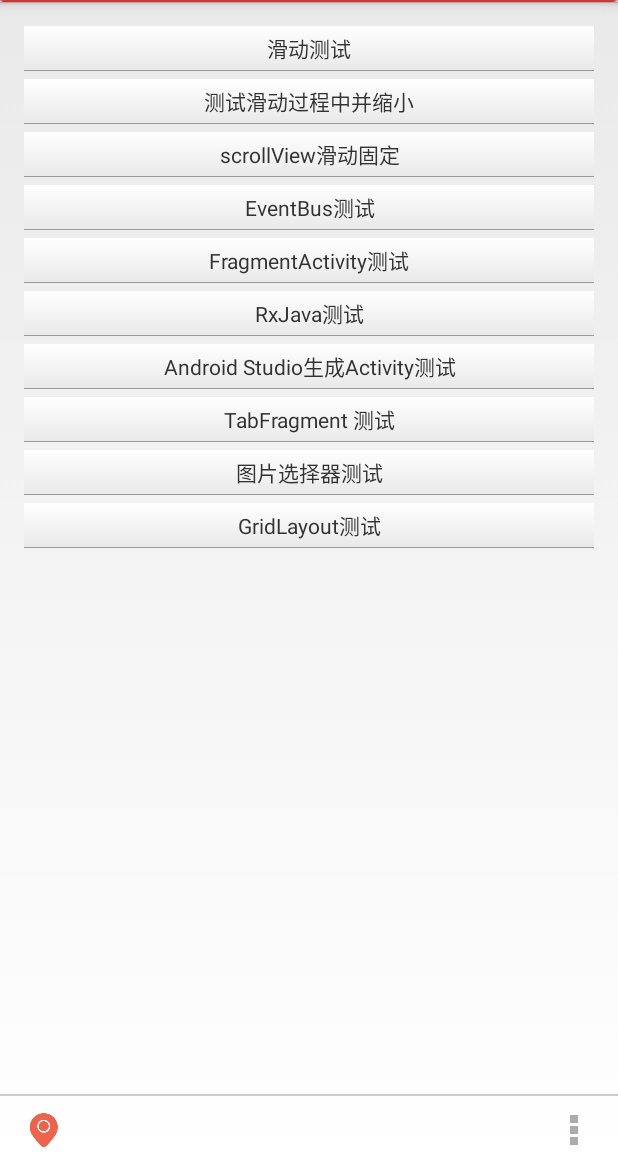
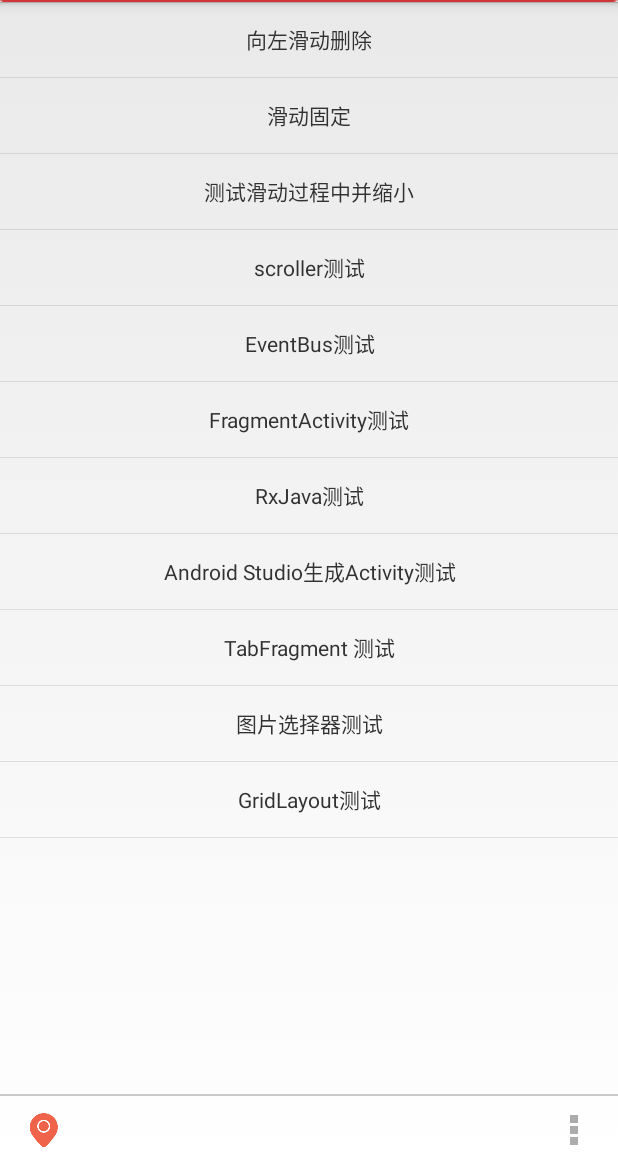
Before and after one commit to iztou/AndroidTemplate, an Android app: the screen it shows after launch (MainActivity), on a phone screen of 412 x 824 dp, the part 70-1236 px from its top. Run offline under Robolectric (Android 15) with nearby library versions, the phone set to English and light mode, and no system bars.

Commit message:
修改界面样式

```diff
--- a/app/src/main/AndroidManifest.xml
+++ b/app/src/main/AndroidManifest.xml
@@ -29,7 +29,7 @@
         android:label="@string/app_name"
         android:theme="@style/CustomActionBarTheme" >
         <activity
-            android:name=".MainActivity"
+            android:name=".entryui.MainActivity"
             android:label="@string/app_name"
             android:uiOptions="splitActionBarWhenNarrow">
             <intent-filter>
@@ -50,7 +50,7 @@
             android:name=".SwipeLayoutActivity"
             android:theme="@style/CustomActionBarOverlay"
             android:label="主界面"
-            android:parentActivityName=".MainActivity" >
+            android:parentActivityName=".entryui.MainActivity" >
         </activity>
         <activity android:name=".SwipeOtherActivity"/>
         <activity android:name=".MyScrollActicity" />
--- a/app/src/main/java/gml/template/androidtemplate/MainActivity.java
+++ /dev/null
@@ -1,148 +0,0 @@
-package gml.template.androidtemplate;
-
-import android.app.Activity;
-import android.content.Intent;
-import android.os.Bundle;
-import android.os.CountDownTimer;
-import android.view.Menu;
-import android.view.MenuInflater;
-import android.view.MenuItem;
-import android.view.View;
-import android.widget.Toast;
-
-public class MainActivity extends Activity {
-
-    @Override
-    protected void onCreate(Bundle savedInstanceState) {
-        super.onCreate(savedInstanceState);
-        setContentView(R.layout.activity_main);
-        //60000 倒计时60秒 间隔 1秒
-//        MyCountTimer myCountTimer = new MyCountTimer(10000,1000);
-//        myCountTimer.start();
-
-    }
-
-    @Override
-    public boolean onCreateOptionsMenu(Menu menu) {
-        MenuInflater menuInflater = getMenuInflater();
-        menuInflater.inflate(R.menu.menu_main,menu);
-        return true;
-    }
-
-    @Override
-    public boolean onOptionsItemSelected(MenuItem item) {
-        switch (item.getItemId()){
-            case R.id.action_settings:
-                Toast.makeText(this,"Setting_ICON",Toast.LENGTH_SHORT).show();
-                break;
-            case R.id.action_test1:
-                Toast.makeText(this,"Setting_TEST",Toast.LENGTH_SHORT).show();
-                break;
-        }
-        return super.onOptionsItemSelected(item);
-    }
-
-    private class MyCountTimer extends CountDownTimer {
-
-        /**
-         * @param millisInFuture    The number of millis in the future from the call
-         *                          to {@link #start()} until the countdown is done and {@link #onFinish()}
-         *                          is called.
-         * @param countDownInterval The interval along the way to receive
-         *                          {@link #onTick(long)} callbacks.
-         */
-        public MyCountTimer(long millisInFuture, long countDownInterval) {
-            super(millisInFuture, countDownInterval);
-        }
-
-        @Override
-        public void onTick(long millisUntilFinished) {
-            System.out.println(millisUntilFinished / 1000);
-        }
-
-        @Override
-        public void onFinish() {
-            System.out.println("倒计时结束...");
-        }
-    }
-
-    /**
-     * 滑动测试
-     * @param v
-     */
-    public void startswipe(View v){
-        startActivity(new Intent(this,SwipeLayoutActivity.class));
-    }
-
-    /**
-     * 测试滑动过程中的缩小等
-     * @param v
-     */
-    public void startswipeandother(View v){
-        startActivity(new Intent(this,SwipeOtherActivity.class));
-    }
-
-    /**
-     * 滑动测试
-     * @param v
-     */
-    public void scrolltest(View v){
-        startActivity(new Intent(this,MyScrollActicity.class));
-    }
-    /**
-     * 滑动测试
-     * @param v
-     */
-    public void scrollertest(View v){
-        startActivity(new Intent(this,ScrollerActicity.class));
-    }
-    /**
-     * Event测试
-     * @param v
-     */
-    public void eventbusclick(View v){
-        startActivity(new Intent(this,EventBus1.class));
-    }
-    /**
-     * Fragment 测试
-     * @param v
-     */
-    public void onFragmentTest(View v){
-        startActivity(new Intent(this,FragmentTestActicity.class));
-    }
-    /**
-     * RxJava测试
-     * @param v
-     */
-    public void onRxJavaTest(View v){
-        startActivity(new Intent(this,RxJavaActivity.class));
-    }
-    /**
-     * Android生成代码测试
-     * @param v
-     */
-    public void onFullscreenActivity(View v){
-        startActivity(new Intent(this,FullscreenActivity.class));
-    }
-    /**
-     * FragmentTab
-     * @param v
-     */
-    public void onTabFragment(View v){
-        startActivity(new Intent(this,FragmentTabActivity.class));
-    }
-    /**
-     * 图片选择器测试
-     * @param v
-     */
-    public void onPictureSelect(View v){
-        startActivity(new Intent(this,PictureSelectorActivity.class));
-    }
-    /**
-     * GridLayout测试
-     * @param v
-     */
-    public void onGridLayoutTest(View v){
-        startActivity(new Intent(this,TestGridLayoutActivity.class));
-    }
-}
--- /dev/null
+++ b/app/src/main/java/gml/template/androidtemplate/entryui/MainActivity.java
@@ -0,0 +1,125 @@
+package gml.template.androidtemplate.entryui;
+
+import android.app.Activity;
+import android.content.Intent;
+import android.os.Bundle;
+import android.os.CountDownTimer;
+import android.view.Menu;
+import android.view.MenuInflater;
+import android.view.MenuItem;
+import android.view.View;
+import android.widget.AdapterView;
+import android.widget.ListView;
+import android.widget.Toast;
+
+import java.util.ArrayList;
+
+import gml.template.androidtemplate.EventBus1;
+import gml.template.androidtemplate.FragmentTabActivity;
+import gml.template.androidtemplate.FragmentTestActicity;
+import gml.template.androidtemplate.FullscreenActivity;
+import gml.template.androidtemplate.MyScrollActicity;
+import gml.template.androidtemplate.PictureSelectorActivity;
+import gml.template.androidtemplate.R;
+import gml.template.androidtemplate.RxJavaActivity;
+import gml.template.androidtemplate.ScrollerActicity;
+import gml.template.androidtemplate.SwipeLayoutActivity;
+import gml.template.androidtemplate.SwipeOtherActivity;
+import gml.template.androidtemplate.TestGridLayoutActivity;
+
+public class MainActivity extends Activity implements AdapterView.OnItemClickListener{
+
+    private ListView entryList; //入口界面ListView
+
+    @Override
+    protected void onCreate(Bundle savedInstanceState) {
+        super.onCreate(savedInstanceState);
+        setContentView(R.layout.activity_main);
+        //60000 倒计时60秒 间隔 1秒
+//        MyCountTimer myCountTimer = new MyCountTimer(10000,1000);
+//        myCountTimer.start();
+        initView();
+        fillData();
+    }
+
+    /**
+     * 初始化界面
+     */
+    private void initView(){
+        entryList = (ListView)findViewById(R.id.entryList);
+        entryList.setOnItemClickListener(this);
+    }
+
+    /**
+     * 填充数据
+     */
+    private void fillData(){
+        ModelAdapter modelAdapter = new ModelAdapter(this);
+        ArrayList<ModelItems> itemsArrayList = new ArrayList<>();
+        itemsArrayList.add(ModelItems.createNewInstance("向左滑动删除", SwipeLayoutActivity.class));
+        itemsArrayList.add(ModelItems.createNewInstance("滑动固定", MyScrollActicity.class));
+        itemsArrayList.add(ModelItems.createNewInstance("测试滑动过程中并缩小", SwipeOtherActivity.class));
+        itemsArrayList.add(ModelItems.createNewInstance("scroller测试", ScrollerActicity.class));
+        itemsArrayList.add(ModelItems.createNewInstance("EventBus测试", EventBus1.class));
+        itemsArrayList.add(ModelItems.createNewInstance("FragmentActivity测试", FragmentTestActicity.class));
+        itemsArrayList.add(ModelItems.createNewInstance("RxJava测试", RxJavaActivity.class));
+        itemsArrayList.add(ModelItems.createNewInstance("Android Studio生成Activity测试", FullscreenActivity.class));
+        itemsArrayList.add(ModelItems.createNewInstance("TabFragment 测试", FragmentTabActivity.class));
+        itemsArrayList.add(ModelItems.createNewInstance("图片选择器测试", PictureSelectorActivity.class));
+        itemsArrayList.add(ModelItems.createNewInstance("GridLayout测试", TestGridLayoutActivity.class));
+        modelAdapter.setModelItemses(itemsArrayList.toArray(new ModelItems[0]));
+        entryList.setAdapter(modelAdapter);
+    }
+
+    @Override
+    public boolean onCreateOptionsMenu(Menu menu) {
+        MenuInflater menuInflater = getMenuInflater();
+        menuInflater.inflate(R.menu.menu_main, menu);
+        return true;
+    }
+
+    @Override
+    public boolean onOptionsItemSelected(MenuItem item) {
+        switch (item.getItemId()){
+            case R.id.action_settings:
+                Toast.makeText(this,"Setting_ICON",Toast.LENGTH_SHORT).show();
+                break;
+            case R.id.action_test1:
+                Toast.makeText(this,"Setting_TEST",Toast.LENGTH_SHORT).show();
+                break;
+        }
+        return super.onOptionsItemSelected(item);
+    }
+
+    @Override
+    public void onItemClick(AdapterView<?> parent, View view, int position, long id) {
+        ModelItems modelItems = (ModelItems) parent.getAdapter().getItem(position);
+        Intent intent = new Intent(this,modelItems.getActivity());
+        startActivity(intent);
+    }
+
+    private class MyCountTimer extends CountDownTimer {
+
+        /**
+         * @param millisInFuture    The number of millis in the future from the call
+         *                          to {@link #start()} until the countdown is done and {@link #onFinish()}
+         *                          is called.
+         * @param countDownInterval The interval along the way to receive
+         *                          {@link #onTick(long)} callbacks.
+         */
+        public MyCountTimer(long millisInFuture, long countDownInterval) {
+            super(millisInFuture, countDownInterval);
+        }
+
+        @Override
+        public void onTick(long millisUntilFinished) {
+            System.out.println(millisUntilFinished / 1000);
+        }
+
+        @Override
+        public void onFinish() {
+            System.out.println("倒计时结束...");
+        }
+    }
+
+}
--- /dev/null
+++ b/app/src/main/java/gml/template/androidtemplate/entryui/ModelAdapter.java
@@ -0,0 +1,62 @@
+package gml.template.androidtemplate.entryui;
+
+import android.content.Context;
+import android.view.LayoutInflater;
+import android.view.View;
+import android.view.ViewGroup;
+import android.widget.BaseAdapter;
+import android.widget.TextView;
+
+import gml.template.androidtemplate.R;
+
+/**
+ * 入口界面功能模块Adapter
+ * Created by 58 on 2015/9/11.
+ */
+public class ModelAdapter extends BaseAdapter {
+    private ModelItems[] modelItemses = new ModelItems[0];
+    private Context context;
+
+    public ModelAdapter(Context context) {
+        this.context = context;
+    }
+
+    public void setModelItemses(ModelItems[] modelItemses) {
+        this.modelItemses = modelItemses;
+    }
+
+    @Override
+    public int getCount() {
+        return modelItemses.length;
+    }
+
+    @Override
+    public Object getItem(int position) {
+        return modelItemses[position];
+    }
+
+    @Override
+    public long getItemId(int position) {
+        return 0;
+    }
+
+    @Override
+    public View getView(int position, View convertView, ViewGroup parent) {
+        ViewHolder viewHolder = null;
+        if (convertView == null) {
+            viewHolder = new ViewHolder();
+            viewHolder.item = convertView = LayoutInflater.from(context).inflate(R.layout.activity_main_item, null);
+            viewHolder.title = (TextView) convertView.findViewById(R.id.title);
+            convertView.setTag(viewHolder);
+        } else {
+            viewHolder = (ViewHolder) convertView.getTag();
+        }
+        viewHolder.title.setText(modelItemses[position].getTitle());
+        return convertView;
+    }
+
+    public class ViewHolder {
+        public View item;
+        public TextView title;
+    }
+}
--- /dev/null
+++ b/app/src/main/java/gml/template/androidtemplate/entryui/ModelItems.java
@@ -0,0 +1,28 @@
+package gml.template.androidtemplate.entryui;
+
+/**
+ * ListView 列表item数据对象
+ * Created by 58 on 2015/9/11.
+ */
+public class ModelItems {
+    private String title; //功能标题
+    private Class<?> activity;//功能实现Activity
+
+    private ModelItems() {
+    }
+
+    public static ModelItems createNewInstance(String title, Class<?> activity) {
+        ModelItems modelItems = new ModelItems();
+        modelItems.title = title;
+        modelItems.activity = activity;
+        return modelItems;
+    }
+
+    public String getTitle() {
+        return title;
+    }
+
+    public Class<?> getActivity() {
+        return activity;
+    }
+}
--- a/app/src/main/res/layout/activity_main.xml
+++ b/app/src/main/res/layout/activity_main.xml
@@ -1,117 +1,13 @@
-<LinearLayout xmlns:android="http://schemas.android.com/apk/res/android"
+<FrameLayout xmlns:android="http://schemas.android.com/apk/res/android"
     xmlns:tools="http://schemas.android.com/tools"
+    android:id="@+id/mainLayout"
     android:layout_width="match_parent"
     android:layout_height="match_parent"
-    android:paddingBottom="@dimen/activity_vertical_margin"
-    android:paddingLeft="@dimen/activity_horizontal_margin"
-    android:paddingRight="@dimen/activity_horizontal_margin"
-    android:paddingTop="@dimen/activity_horizontal_margin"
     tools:context=".MainActivity"
     android:orientation="vertical">
 
-    <TextView
-        android:id="@+id/swipetest"
+    <ListView
+        android:id="@+id/entryList"
         android:layout_width="match_parent"
-        android:layout_height="30dp"
-        android:background="@drawable/yinying_gradient"
-        android:gravity="center"
-        android:text="滑动测试"
-        android:clickable="true"
-        android:onClick="startswipe"/>
-    <TextView
-        android:id="@+id/swipescale"
-        android:layout_width="match_parent"
-        android:layout_height="30dp"
-        android:layout_marginTop="5dp"
-        android:background="@drawable/yinying_gradient"
-        android:gravity="center"
-        android:text="测试滑动过程中并缩小"
-        android:clickable="true"
-        android:onClick="startswipeandother"/>
-    <TextView
-        android:id="@+id/fixedScroll"
-        android:layout_width="match_parent"
-        android:layout_height="30dp"
-        android:layout_marginTop="5dp"
-        android:background="@drawable/yinying_gradient"
-        android:gravity="center"
-        android:text="scrollView滑动固定"
-        android:clickable="true"
-        android:onClick="scrolltest"/>
-
-    <TextView
-        android:layout_width="match_parent"
-        android:layout_height="30dp"
-        android:layout_marginTop="5dp"
-        android:background="@drawable/yinying_gradient"
-        android:gravity="center"
-        android:text="scroller测试"
-        android:clickable="true"
-        android:onClick="scrollertest"
-        android:visibility="gone"/>
-
-    <TextView
-        android:layout_width="match_parent"
-        android:layout_height="30dp"
-        android:layout_marginTop="5dp"
-        android:background="@drawable/yinying_gradient"
-        android:gravity="center"
-        android:text="EventBus测试"
-        android:clickable="true"
-        android:onClick="eventbusclick"/>
-    <TextView
-        android:layout_width="match_parent"
-        android:layout_height="30dp"
-        android:layout_marginTop="5dp"
-        android:background="@drawable/yinying_gradient"
-        android:gravity="center"
-        android:text="FragmentActivity测试"
-        android:clickable="true"
-        android:onClick="onFragmentTest"/>
-    <TextView
-        android:layout_width="match_parent"
-        android:layout_height="30dp"
-        android:layout_marginTop="5dp"
-        android:background="@drawable/yinying_gradient"
-        android:gravity="center"
-        android:text="RxJava测试"
-        android:clickable="true"
-        android:onClick="onRxJavaTest"/>
-    <TextView
-        android:layout_width="match_parent"
-        android:layout_height="30dp"
-        android:layout_marginTop="5dp"
-        android:background="@drawable/yinying_gradient"
-        android:gravity="center"
-        android:text="Android Studio生成Activity测试"
-        android:clickable="true"
-        android:onClick="onFullscreenActivity"/>
-    <TextView
-        android:layout_width="match_parent"
-        android:layout_height="30dp"
-        android:layout_marginTop="5dp"
-        android:background="@drawable/yinying_gradient"
-        android:gravity="center"
-        android:text="TabFragment 测试"
-        android:clickable="true"
-        android:onClick="onTabFragment"/>
-    <TextView
-        android:layout_width="match_parent"
-        android:layout_height="30dp"
-        android:layout_marginTop="5dp"
-        android:background="@drawable/yinying_gradient"
-        android:gravity="center"
-        android:text="图片选择器测试"
-        android:clickable="true"
-        android:onClick="onPictureSelect"/>
-    <TextView
-        android:layout_width="match_parent"
-        android:layout_height="30dp"
-        android:layout_marginTop="5dp"
-        android:background="@drawable/yinying_gradient"
-        android:gravity="center"
-        android:text="GridLayout测试"
-        android:clickable="true"
-        android:onClick="onGridLayoutTest"/>
-
-</LinearLayout>
+        android:layout_height="match_parent"/>
+</FrameLayout>
--- /dev/null
+++ b/app/src/main/res/layout/activity_main_item.xml
@@ -0,0 +1,12 @@
+<?xml version="1.0" encoding="utf-8"?>
+<RelativeLayout xmlns:android="http://schemas.android.com/apk/res/android"
+    android:layout_width="match_parent"
+    android:layout_height="match_parent">
+
+    <TextView
+        android:id="@+id/title"
+        android:layout_width="match_parent"
+        android:layout_height="50dp"
+        android:gravity="center"
+        android:hint="功能模块"/>
+</RelativeLayout>
```
